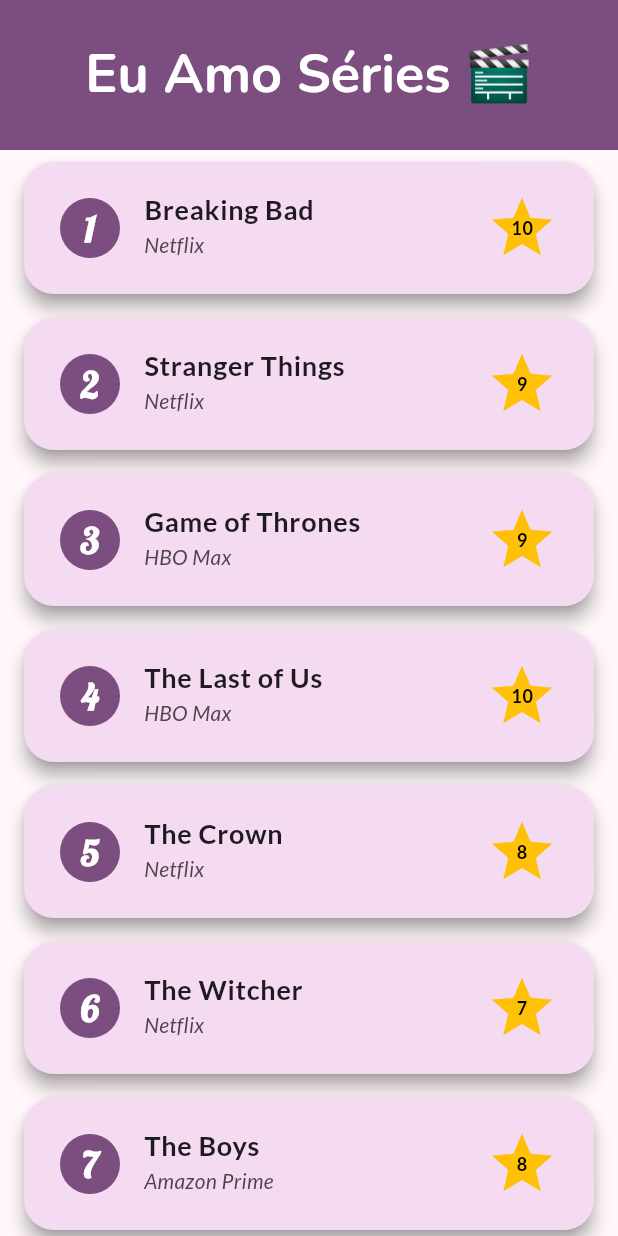
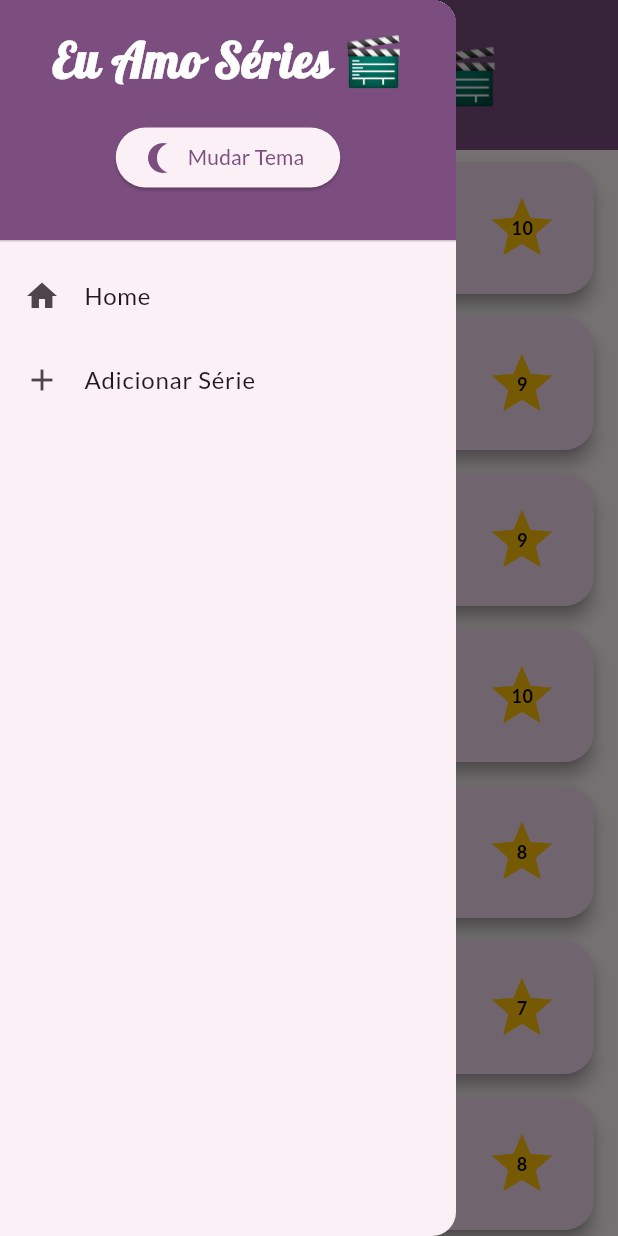
Before and after one commit to anne-pinho/flutter_app2_series, a Flutter app: the screen it shows after launch, with the side drawer open (before the commit the screen has no drawer), on a phone screen of 412 x 824 dp. Run offline on Flutter 3.47's test engine with Material 3 defaults, Android fonts, the phone set to English and light mode, and no system bars; our stand-ins replace google_fonts.

Commit message:
add custom drawer

```diff
--- /dev/null
+++ b/lib/custom_drawer.dart
@@ -0,0 +1,68 @@
+import 'package:flutter/material.dart';
+import 'package:google_fonts/google_fonts.dart';
+
+class CustomDrawer extends StatelessWidget {
+  const CustomDrawer({
+    super.key,
+    required this.switchTheme,
+    required this.isDark,
+    required this.switchScreen,
+  });
+
+  final bool isDark;
+  final Function() switchTheme;
+  final Function(int) switchScreen;
+
+  @override
+  Widget build(BuildContext context) {
+    return Drawer(
+      child: Column(
+        children: [
+          DrawerHeader(
+            decoration: BoxDecoration(
+              color: Theme.of(context).colorScheme.primary,
+            ),
+            child: Center(
+              child: Column(
+                children: [
+                  Text(
+                    'Eu Amo Séries 🎬',
+                    style: GoogleFonts.lobster(
+                      color: Theme.of(context).colorScheme.onPrimary,
+                      fontSize: 32,
+                      fontWeight: FontWeight.bold,
+                    ),
+                  ),
+                  SizedBox(height: 16),
+                  ElevatedButton.icon(
+                    onPressed: switchTheme,
+                    icon: isDark
+                        ? Icon(Icons.wb_sunny_rounded, size: 24)
+                        : Icon(Icons.nightlight_round_sharp, size: 24),
+                    label: Text('Mudar Tema'),
+                  ),
+                ],
+              ),
+            ),
+          ),
+          ListTile(
+            leading: Icon(Icons.home),
+            title: Text('Home'),
+            onTap: () {
+              switchScreen(0);
+              Navigator.of(context).pop(); // Close the drawer
+            },
+          ),
+          ListTile(
+            leading: Icon(Icons.add),
+            title: Text('Adicionar Série'),
+            onTap: () {
+              switchScreen(1);
+              Navigator.of(context).pop(); // Close the drawer
+            },
+          ),
+        ],
+      ),
+    );
+  }
+}
--- a/lib/main.dart
+++ b/lib/main.dart
@@ -1,5 +1,6 @@
 import 'package:flutter/material.dart';
 import 'package:flutter_app2_series/add_tv_show_screen.dart';
+import 'package:flutter_app2_series/custom_drawer.dart';
 import 'package:flutter_app2_series/tv_show_data.dart';
 import 'package:flutter_app2_series/tv_show_model.dart';
 import 'package:flutter_app2_series/tv_show_screen.dart';
@@ -27,6 +28,20 @@ class _MainAppState extends State<MainApp> {
     AddTvShowScreen(),
   ];
 
+  void switchScreen(int index) {
+    setState(() {
+      currentScreenIndex = index;
+    });
+  }
+
+  //Theme Control
+  bool isDark = false;
+  void switchTheme() {
+    setState(() {
+      isDark = !isDark;
+    });
+  }
+
   @override
   Widget build(BuildContext context) {
     var color = Colors.purple;
@@ -47,11 +62,12 @@ class _MainAppState extends State<MainApp> {
         centerTitle: true,
         toolbarHeight: 100,
         backgroundColor: colorScheme.primary,
-        titleTextStyle: GoogleFonts.nunito(
+        titleTextStyle: GoogleFonts.lobster(
           fontSize: 36,
           fontWeight: FontWeight.bold,
           color: colorScheme.onPrimary,
         ),
+        iconTheme: IconThemeData(color: colorScheme.onPrimary, size: 36),
       ),
       cardTheme: CardThemeData(
         color: colorScheme.secondaryContainer,
@@ -69,11 +85,12 @@ class _MainAppState extends State<MainApp> {
         centerTitle: true,
         toolbarHeight: 100,
         backgroundColor: colorScheme.primary,
-        titleTextStyle: GoogleFonts.nunito(
+        titleTextStyle: GoogleFonts.lobster(
           fontSize: 36,
           fontWeight: FontWeight.bold,
           color: colorScheme.onPrimary,
         ),
+        iconTheme: IconThemeData(color: colorScheme.onPrimary, size: 36),
       ),
       cardTheme: CardThemeData(
         color: colorScheme.onSecondaryContainer,
@@ -88,9 +105,14 @@ class _MainAppState extends State<MainApp> {
       debugShowCheckedModeBanner: false,
       theme: customTheme,
       darkTheme: customThemeDark,
-      themeMode: ThemeMode.system,
+      themeMode: isDark ? ThemeMode.dark : ThemeMode.light,
       home: Scaffold(
         appBar: AppBar(title: const Text('Eu Amo Séries 🎬')),
+        drawer: CustomDrawer(
+          isDark: isDark,
+          switchTheme: switchTheme,
+          switchScreen: switchScreen,
+        ),
         body: screens[currentScreenIndex],
       ),
     );
```
